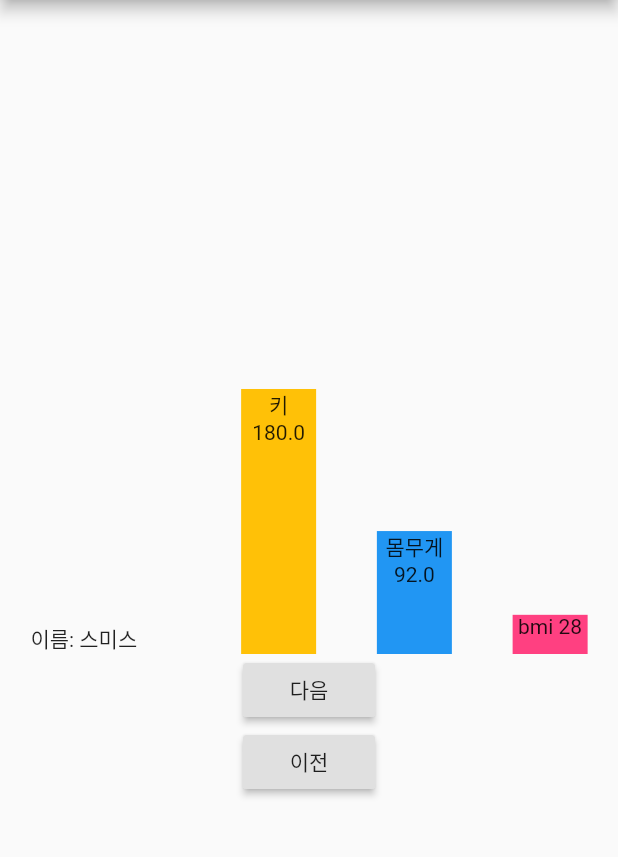
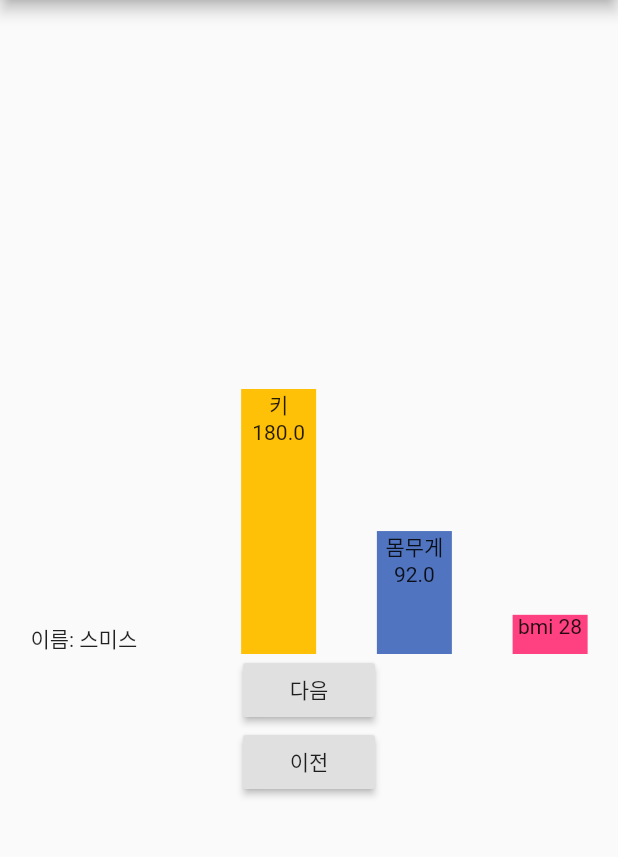
Before and after one commit to junhaesung/flutter-do-it-animation, a Flutter app: the screen it shows after launch, after a tap on "다음", after a tap on "이전", on a phone screen of 412 x 824 dp, the part 84-941 px from its top. Run offline on Flutter 3.47's test engine with Material 2 defaults, Android fonts, the phone set to English and light mode, and no system bars.

Commit message:
색상 변경 애니메이션 - 몸무게 값에 따라 그래프 색상 변경

```diff
--- a/lib/main.dart
+++ b/lib/main.dart
@@ -24,6 +24,7 @@ class AnimationApp extends StatefulWidget {
 class _AnimationApp extends State<AnimationApp> {
   final List<Person> people = [];
   int current = 0;
+  Color _weightColor = Colors.blue;
 
   @override
   void initState() {
@@ -67,7 +68,7 @@ class _AnimationApp extends State<AnimationApp> {
                     AnimatedContainer(
                       duration: Duration(seconds: 2),
                       curve: Curves.easeInCubic,
-                      color: Colors.blue,
+                      color: _weightColor,
                       child: Text(
                         '몸무게 ${people[current].weight}',
                         textAlign: TextAlign.center,
@@ -97,6 +98,7 @@ class _AnimationApp extends State<AnimationApp> {
                   setState(() {
                     if (current < people.length - 1) {
                       current += 1;
+                      _weightColor = _resolveWeightColor(people[current].weight);
                     }
                   });
                 },
@@ -107,6 +109,7 @@ class _AnimationApp extends State<AnimationApp> {
                   setState(() {
                     if (current > 0) {
                       current -= 1;
+                      _weightColor = _resolveWeightColor(people[current].weight);
                     }
                   });
                 },
@@ -119,4 +122,16 @@ class _AnimationApp extends State<AnimationApp> {
       ),
     );
   }
+
+  Color _resolveWeightColor(double weight) {
+    if (weight < 40) {
+      return Colors.blueAccent;
+    } else if (weight < 60) {
+      return Colors.indigo;
+    } else if (weight < 80) {
+      return Colors.orange;
+    } else {
+      return Colors.red;
+    }
+  }
 }
```
